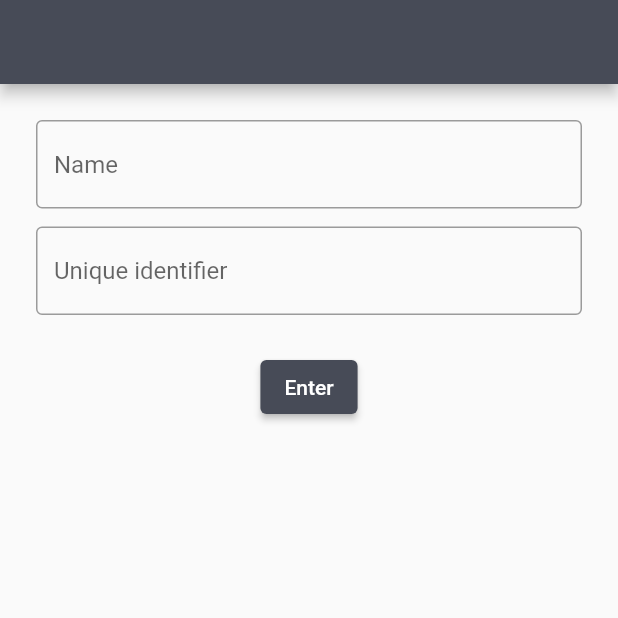
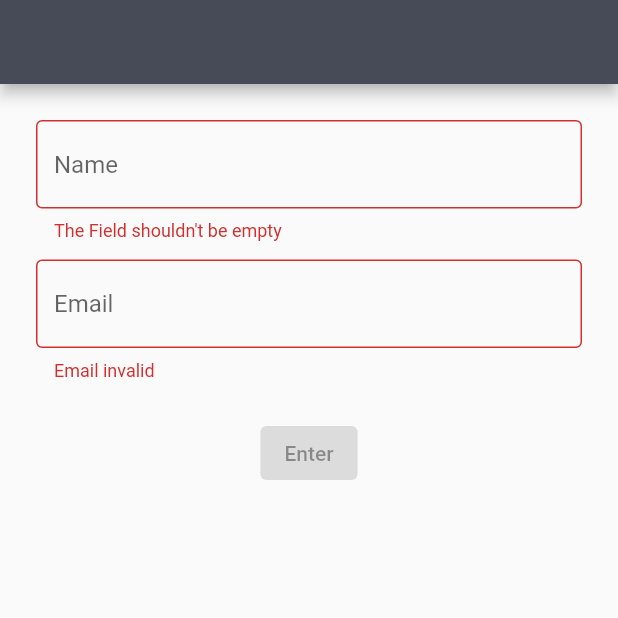
Before and after one commit to raphaelbarbosaqwerty/car-on-sale, a Flutter app: the screen it shows after launch, on a phone screen of 412 x 824 dp, the top half of it. Run offline on Flutter 3.47's test engine with Material 2 defaults, Android fonts, the phone set to English and light mode, and no system bars; our stand-ins replace email_validator, equatable, flutter_bloc, get_it, hive_flutter; accounts and stored records are empty.

Commit message:
Validations Auth

```diff
--- a/challenge/lib/app/core/domain/models/user.dart
+++ b/challenge/lib/app/core/domain/models/user.dart
@@ -1,9 +1,9 @@
 class User {
   final String name;
-  final String uniqueId;
+  final String email;
 
   User({
     this.name = "",
-    this.uniqueId = "",
+    this.email = "",
   });
 }
--- a/challenge/lib/app/core/domain/usecases/validate_cached_user.dart
+++ b/challenge/lib/app/core/domain/usecases/validate_cached_user.dart
@@ -13,7 +13,7 @@ class ValidateCachedUser implements IValidateCachedUser {
   Future<bool> call() async {
     final response = await service.getCachedUser();
     await Future.delayed(const Duration(seconds: 1));
-    if (response.uniqueId.isNotEmpty) {
+    if (response.email.isNotEmpty) {
       return true;
     }
     return false;
--- /dev/null
+++ b/challenge/lib/app/core/domain/validators/text_form_validator.dart
@@ -0,0 +1,23 @@
+import 'package:email_validator/email_validator.dart';
+
+class TextFormValidator {
+  static String? validateFieldEmpty(String? validate, {String? message}) {
+    if ((validate ?? "").isEmpty) {
+      return message ?? "The Field shouldn't be empty";
+    }
+
+    return null;
+  }
+
+  static String? validateFieldEmail(String? validate, {String? message}) {
+    if (!EmailValidator.validate(validate ?? "")) {
+      return "Email invalid";
+    }
+
+    if ((validate ?? "").isEmpty) {
+      return message ?? "The Field shouldn't be empty";
+    }
+
+    return null;
+  }
+}
--- a/challenge/lib/app/core/infra/services/auth_service.dart
+++ b/challenge/lib/app/core/infra/services/auth_service.dart
@@ -7,6 +7,7 @@ import 'package:hive_flutter/hive_flutter.dart';
 class AuthService implements IAuthService {
   @override
   Future<User> getCachedUser() async {
+    try {
       final userBox = await _getUserBox();
       final String id = await userBox.get('unique_id', defaultValue: "");
       if (id.isEmpty) {
@@ -15,8 +16,11 @@ class AuthService implements IAuthService {
 
       return User(
         name: await userBox.get('name', defaultValue: ""),
-      uniqueId: id,
+        email: id,
       );
+    } catch (e) {
+      rethrow;
+    }
   }
 
   @override
@@ -24,7 +28,7 @@ class AuthService implements IAuthService {
     try {
       final userBox = await _getUserBox();
       userBox.put('name', user.name);
-      userBox.put('unique_id', user.uniqueId);
+      userBox.put('unique_id', user.email);
       return true;
     } catch (e) {
       return false;
--- a/challenge/lib/app/modules/auth/presenter/auth_page.dart
+++ b/challenge/lib/app/modules/auth/presenter/auth_page.dart
@@ -1,5 +1,6 @@
 import 'package:challenge/app/core/di.dart';
 import 'package:challenge/app/core/domain/models/user.dart';
+import 'package:challenge/app/core/domain/validators/text_form_validator.dart';
 import 'package:challenge/app/core/widgets/cos_loading/cos_loading_widget.dart';
 import 'package:challenge/app/design/cos_theme.dart';
 import 'package:challenge/app/modules/auth/presenter/auth_cubit.dart';
@@ -16,8 +17,9 @@ class AuthPage extends StatefulWidget {
 }
 
 class _AuthPageState extends State<AuthPage> {
+  final GlobalKey<FormState> _formKey = GlobalKey<FormState>();
+  final ValueNotifier<bool> isButtonValid = ValueNotifier(false);
   final AuthCubit cubit = locator.get<AuthCubit>();
-
   late final TextEditingController name;
   late final TextEditingController email;
 
@@ -35,6 +37,12 @@ class _AuthPageState extends State<AuthPage> {
       body: SingleChildScrollView(
         padding: const EdgeInsets.all(24),
         child: Center(
+          child: Form(
+            onChanged: () {
+              isButtonValid.value = _formKey.currentState?.validate() ?? false;
+            },
+            autovalidateMode: AutovalidateMode.always,
+            key: _formKey,
             child: Column(
               mainAxisAlignment: MainAxisAlignment.center,
               children: [
@@ -44,14 +52,18 @@ class _AuthPageState extends State<AuthPage> {
                     hintText: "Name",
                     border: OutlineInputBorder(),
                   ),
+                  validator: (value) =>
+                      TextFormValidator.validateFieldEmpty(value),
                 ),
                 const SizedBox(height: 12),
                 TextFormField(
                   controller: email,
                   decoration: const InputDecoration(
-                  hintText: "Unique identifier",
+                    hintText: "Email",
                     border: OutlineInputBorder(),
                   ),
+                  validator: (value) =>
+                      TextFormValidator.validateFieldEmail(value),
                 ),
                 const SizedBox(height: 24),
                 BlocListener<AuthCubit, AuthState>(
@@ -80,18 +92,25 @@ class _AuthPageState extends State<AuthPage> {
                           child: CosLoadingWidget(),
                         );
                       }
+                      return ValueListenableBuilder(
+                          valueListenable: isButtonValid,
+                          builder: (context, _isValid, _) {
                             return ElevatedButton(
                               style: ElevatedButton.styleFrom(
-                        backgroundColor: CosTheme.grayDark, // Background color
+                                backgroundColor:
+                                    CosTheme.grayDark, // Background color
                               ),
-                      onPressed: () async {
+                              onPressed: _isValid
+                                  ? () async {
                                       await cubit.save(User(
                                         name: name.text,
-                          uniqueId: email.text,
+                                        email: email.text,
                                       ));
-                      },
+                                    }
+                                  : null,
                               child: const Text('Enter'),
                             );
+                          });
                     },
                   ),
                 )
@@ -99,6 +118,7 @@ class _AuthPageState extends State<AuthPage> {
             ),
           ),
         ),
+      ),
     );
   }
 }
--- a/challenge/pubspec.yaml
+++ b/challenge/pubspec.yaml
@@ -38,6 +38,7 @@ dependencies:
   result_dart: ^1.0.6
   hive_flutter: ^1.1.0
   flutter_bloc: ^8.1.3
+  email_validator: ^2.1.17
 
   # The following adds the Cupertino Icons font to your application.
   # Use with the CupertinoIcons class for iOS style icons.
```
Also changed, not shown: challenge/lib/app/modules/home/presenter/home_page.dart (+0 -7 lines), 1 other file. Lines whose indentation alone changed are shown as unchanged.
